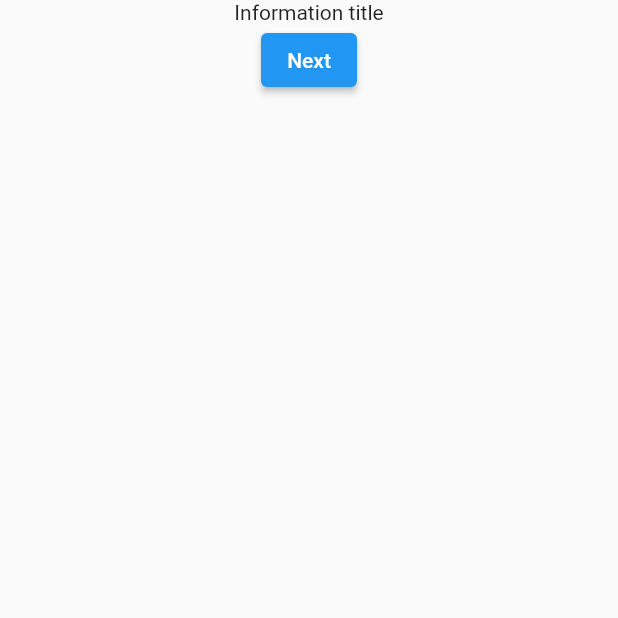
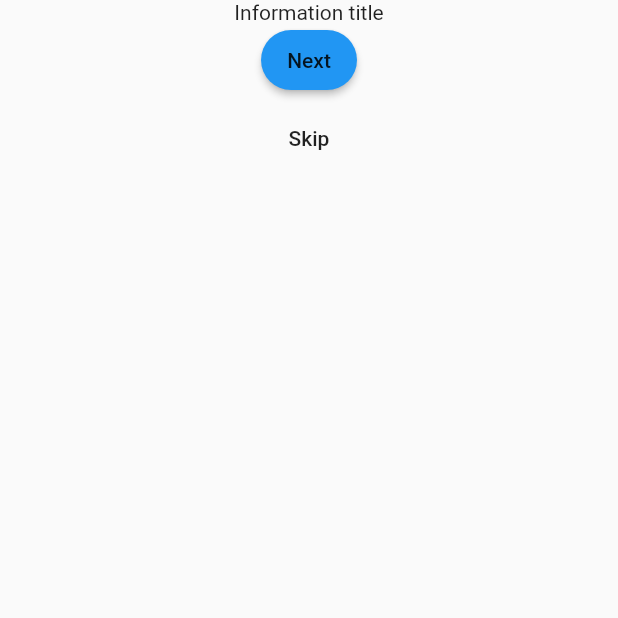
Before and after one commit to theRealGetman/survey-flow, a Flutter app: the screen it shows after launch, on a phone screen of 412 x 824 dp, the top half of it. Run offline on Flutter 3.47's test engine with Material 2 defaults, Android fonts, the phone set to English and light mode, and no system bars.

Commit message:
Loading state

```diff
--- a/example/lib/main.dart
+++ b/example/lib/main.dart
@@ -17,8 +17,21 @@ class MyApp extends StatelessWidget {
       ),
       home: SurveyFlow(
         initialSteps: [
-          InformationStep(title: 'Information title'),
-          InformationStep(title: 'Information 2 title'),
+          InformationStep(
+            title: 'Information title',
+            buttons: [
+              const StepButton.next(),
+              const StepButton.skip(
+                style: StepButtonStyle.secondary,
+              ),
+            ],
+          ),
+          InformationStep(
+            title: 'Information 2 title',
+            buttons: [
+              const StepButton.submit(),
+            ],
+          ),
         ],
         onSubmit: (results) async {
           print('>>> SUBMIT $results');
--- a/lib/src/domain/models/step_button.dart
+++ b/lib/src/domain/models/step_button.dart
@@ -4,25 +4,32 @@ class StepButton {
   const StepButton({
     required this.action,
     required this.text,
+    this.style = StepButtonStyle.primary,
     this.id,
   });
 
   const StepButton.next({
     this.id,
     this.text = 'Next',
+    this.style = StepButtonStyle.primary,
   }) : action = StepActions.next;
 
   const StepButton.skip({
     this.id,
     this.text = 'Skip',
+    this.style = StepButtonStyle.primary,
   }) : action = StepActions.skip;
 
   const StepButton.submit({
     this.id,
     this.text = 'Submit',
+    this.style = StepButtonStyle.primary,
   }) : action = StepActions.submit;
 
   final String? id;
   final String text;
   final String action;
+  final StepButtonStyle style;
 }
+
+enum StepButtonStyle { primary, secondary }
--- a/lib/src/widgets/information_step_widget.dart
+++ b/lib/src/widgets/information_step_widget.dart
@@ -17,14 +17,32 @@ class InformationStepWidget extends StatelessWidget {
       child: Column(
         children: [
           Text(step.title),
-          ElevatedButton(
-            child: Text(step.buttons.first.text),
-            onPressed: () {
-              onPressed(step.buttons.first);
-            },
-          ),
+          _buttons(context),
         ],
       ),
     );
   }
+
+  Widget _buttons(BuildContext context) {
+    return ListView.separated(
+      shrinkWrap: true,
+      padding: EdgeInsets.zero,
+      physics: const NeverScrollableScrollPhysics(),
+      itemCount: step.buttons.length,
+      itemBuilder: (BuildContext context, int index) {
+        return Row(
+          mainAxisAlignment: MainAxisAlignment.center,
+          children: [
+            StepButtonWidget(
+              stepButton: step.buttons[index],
+              onPressed: onPressed,
+            ),
+          ],
+        );
+      },
+      separatorBuilder: (BuildContext context, int index) {
+        return const SizedBox(height: 12.0);
+      },
+    );
+  }
 }
--- /dev/null
+++ b/lib/src/widgets/primary_button.dart
@@ -0,0 +1,96 @@
+import 'dart:io';
+
+import 'package:flutter/cupertino.dart';
+import 'package:flutter/foundation.dart';
+import 'package:flutter/material.dart';
+import 'package:survey_flow/src/domain/models/models.dart';
+import 'package:survey_flow/src/utils/callbacks.dart';
+
+class PrimaryButton extends StatefulWidget {
+  const PrimaryButton({
+    Key? key,
+    required this.stepButton,
+    required this.onPressed,
+  }) : super(key: key);
+
+  final StepButton stepButton;
+  final ButtonPressedCallback onPressed;
+
+  @override
+  State<PrimaryButton> createState() => _PrimaryButtonState();
+}
+
+class _PrimaryButtonState extends State<PrimaryButton> {
+  StepButton get stepButton => widget.stepButton;
+
+  bool isLoading = false;
+
+  @override
+  Widget build(BuildContext context) {
+    return ElevatedButton(
+      style: ElevatedButton.styleFrom(
+        padding: const EdgeInsets.symmetric(
+          vertical: 12.0,
+          horizontal: 16.0,
+        ),
+        foregroundColor: Theme.of(context).primaryColor,
+        shape: RoundedRectangleBorder(
+          borderRadius: BorderRadius.circular(
+            32.0,
+          ),
+        ),
+      ),
+      onPressed: isLoading
+          ? null
+          : () async {
+              if (isLoading) {
+                return;
+              }
+              setState(() {
+                isLoading = true;
+              });
+
+              await widget.onPressed(stepButton);
+
+              setState(() {
+                isLoading = false;
+              });
+            },
+      child: isLoading ? _loading(context) : _title(context),
+    );
+  }
+
+  Widget _loading(BuildContext context) {
+    return Row(
+      mainAxisSize: MainAxisSize.min,
+      children: [
+        _title(context),
+        const SizedBox(width: 12.0),
+        _progressIndicator(context),
+      ],
+    );
+  }
+
+  Widget _title(BuildContext context) {
+    return Text(
+      stepButton.text,
+      maxLines: 1,
+      overflow: TextOverflow.ellipsis,
+      style: Theme.of(context).textTheme.labelLarge,
+    );
+  }
+
+  Widget _progressIndicator(BuildContext context) {
+    final double progressSize =
+        Theme.of(context).textTheme.labelLarge?.fontSize ?? 16.0;
+    return SizedBox(
+      width: progressSize,
+      height: progressSize,
+      child: kIsWeb || !Platform.isIOS || !Platform.isMacOS
+          ? const CircularProgressIndicator(strokeWidth: 2.0)
+          : CupertinoActivityIndicator(
+              radius: progressSize / 2,
+            ),
+    );
+  }
+}
--- /dev/null
+++ b/lib/src/widgets/secondary_button.dart
@@ -0,0 +1,91 @@
+import 'dart:io';
+
+import 'package:flutter/cupertino.dart';
+import 'package:flutter/foundation.dart';
+import 'package:flutter/material.dart';
+import 'package:survey_flow/survey_flow.dart';
+
+class SecondaryButton extends StatefulWidget {
+  const SecondaryButton({
+    Key? key,
+    required this.stepButton,
+    required this.onPressed,
+  }) : super(key: key);
+
+  final StepButton stepButton;
+  final ButtonPressedCallback onPressed;
+
+  @override
+  State<SecondaryButton> createState() => _SecondaryButtonState();
+}
+
+class _SecondaryButtonState extends State<SecondaryButton> {
+  StepButton get stepButton => widget.stepButton;
+
+  bool isLoading = false;
+
+  @override
+  Widget build(BuildContext context) {
+    return Material(
+      child: InkWell(
+        onTap: isLoading
+            ? null
+            : () async {
+                if (isLoading) {
+                  return;
+                }
+                setState(() {
+                  isLoading = true;
+                });
+
+                await widget.onPressed(stepButton);
+
+                setState(() {
+                  isLoading = false;
+                });
+              },
+        child: Container(
+          padding: const EdgeInsets.symmetric(
+            vertical: 8.0,
+            horizontal: 16.0,
+          ),
+          child: isLoading ? _loading(context) : _title(context),
+        ),
+      ),
+    );
+  }
+
+  Widget _loading(BuildContext context) {
+    return Row(
+      mainAxisSize: MainAxisSize.min,
+      children: [
+        _title(context),
+        const SizedBox(width: 12.0),
+        _progressIndicator(context),
+      ],
+    );
+  }
+
+  Widget _title(BuildContext context) {
+    return Text(
+      stepButton.text,
+      maxLines: 1,
+      overflow: TextOverflow.ellipsis,
+      style: Theme.of(context).textTheme.labelLarge,
+    );
+  }
+
+  Widget _progressIndicator(BuildContext context) {
+    final double progressSize =
+        Theme.of(context).textTheme.labelLarge?.fontSize ?? 16.0;
+    return SizedBox(
+      width: progressSize,
+      height: progressSize,
+      child: kIsWeb || !Platform.isIOS || !Platform.isMacOS
+          ? const CircularProgressIndicator(strokeWidth: 2.0)
+          : CupertinoActivityIndicator(
+              radius: progressSize / 2,
+            ),
+    );
+  }
+}
--- /dev/null
+++ b/lib/src/widgets/step_button_widget.dart
@@ -0,0 +1,29 @@
+import 'package:flutter/material.dart';
+import 'package:survey_flow/survey_flow.dart';
+
+class StepButtonWidget extends StatelessWidget {
+  const StepButtonWidget({
+    Key? key,
+    required this.stepButton,
+    required this.onPressed,
+  }) : super(key: key);
+
+  final StepButton stepButton;
+  final ButtonPressedCallback onPressed;
+
+  @override
+  Widget build(BuildContext context) {
+    switch (stepButton.style) {
+      case StepButtonStyle.primary:
+        return PrimaryButton(
+          stepButton: stepButton,
+          onPressed: onPressed,
+        );
+      case StepButtonStyle.secondary:
+        return SecondaryButton(
+          stepButton: stepButton,
+          onPressed: onPressed,
+        );
+    }
+  }
+}
--- a/lib/src/widgets/survey_flow.dart
+++ b/lib/src/widgets/survey_flow.dart
@@ -85,5 +85,12 @@ class _SurveyFlowState extends State<SurveyFlow> {
       );
       return;
     }
+    if (button.action == StepActions.skip) {
+      _controller.nextPage(
+        duration: const Duration(milliseconds: 300),
+        curve: Curves.easeIn,
+      );
+      return;
+    }
   }
 }
--- a/lib/src/widgets/widgets.dart
+++ b/lib/src/widgets/widgets.dart
@@ -2,3 +2,6 @@ library widgets;
 
 export 'survey_flow.dart';
 export 'information_step_widget.dart';
+export 'primary_button.dart';
+export 'secondary_button.dart';
+export 'step_button_widget.dart';
```
Also changed, not shown: 1 other file.
